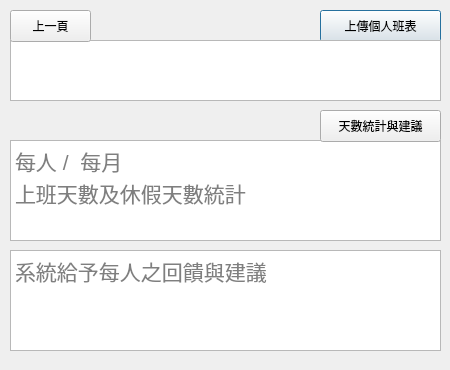
momonong/shift-arrangement-GUI, file ui_files/upload_person.ui: the form before one commit.
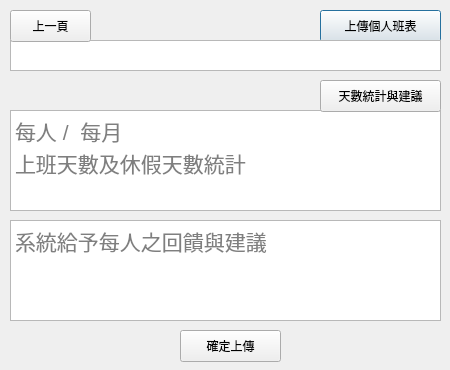
The form after the commit.

```diff
--- a/ui_files/upload_person.ui
+++ b/ui_files/upload_person.ui
@@ -33,7 +33,7 @@
    <property name="geometry">
     <rect>
      <x>10</x>
-     <y>140</y>
+     <y>110</y>
      <width>431</width>
      <height>101</height>
     </rect>
@@ -51,7 +51,7 @@
    <property name="geometry">
     <rect>
      <x>10</x>
-     <y>250</y>
+     <y>220</y>
      <width>431</width>
      <height>101</height>
     </rect>
@@ -71,7 +71,7 @@
      <x>10</x>
      <y>40</y>
      <width>431</width>
-     <height>61</height>
+     <height>31</height>
     </rect>
    </property>
   </widget>
@@ -79,7 +79,7 @@
    <property name="geometry">
     <rect>
      <x>320</x>
-     <y>110</y>
+     <y>80</y>
      <width>121</width>
      <height>32</height>
     </rect>
@@ -101,6 +101,19 @@
     <string>上一頁</string>
    </property>
   </widget>
+  <widget class="QPushButton" name="text_btn_2">
+   <property name="geometry">
+    <rect>
+     <x>180</x>
+     <y>330</y>
+     <width>101</width>
+     <height>32</height>
+    </rect>
+   </property>
+   <property name="text">
+    <string>確定上傳</string>
+   </property>
+  </widget>
  </widget>
  <resources/>
  <connections/>
```
